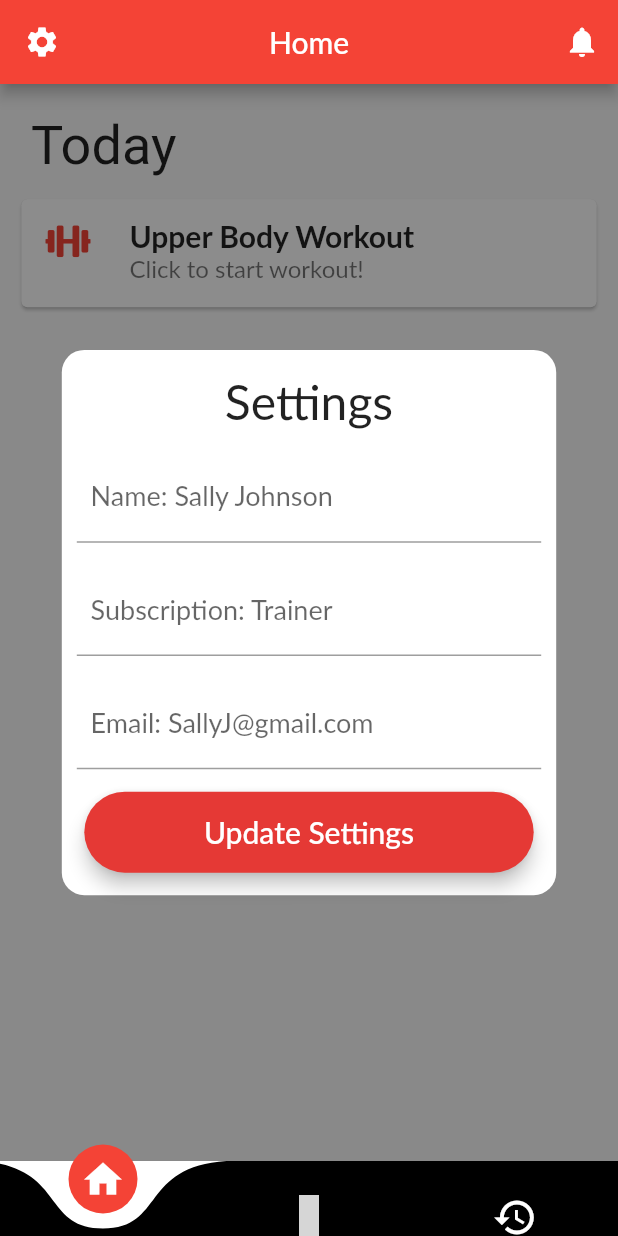
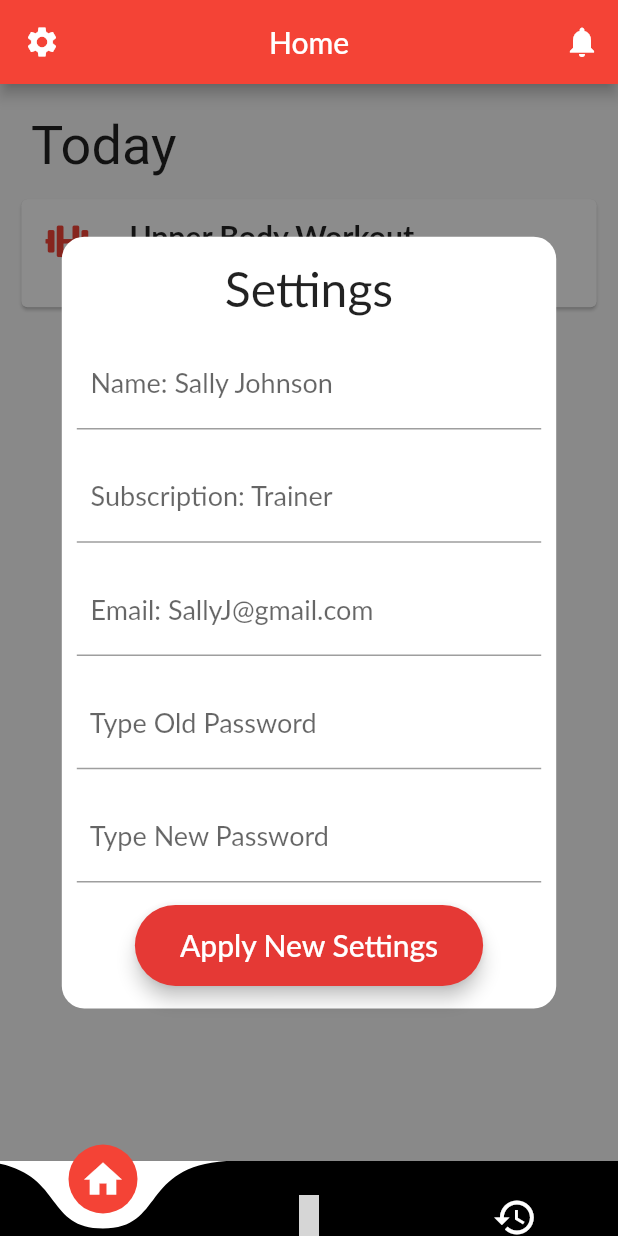
Before and after one commit to raghavauppuluri13/xcel_fitness_app, a Flutter app: the HomeScreen screen opened directly, after a tap on the "settings" icon, after a tap on "Update Settings", on a phone screen of 412 x 824 dp. Run offline on Flutter 3.47's test engine with Material 2 defaults, Android fonts, the phone set to English and light mode, and no system bars; drawn by our look-alikes of curved_navigation_bar; our stand-ins replace cloud_firestore, firebase_auth, firebase_core, flutter_icons; missing offline and left inert: alphabet_list_scroll_view, gsheets; accounts and stored records are empty; Roboto replaces fonts that are missing (Lato, Lato-Regular); grey boxes are pictures that could not be loaded.

Commit message:
Formatted Settings Screen with Cards & TextFields for Updating

```diff
--- a/lib/screens/home/settings.dart
+++ b/lib/screens/home/settings.dart
@@ -1,3 +1,4 @@
+import 'package:cloud_firestore/cloud_firestore.dart';
 import 'package:flutter/material.dart';
 import 'package:flutter/rendering.dart';
 
@@ -12,27 +13,65 @@ class SettingsTemplate extends StatefulWidget {
 }
 
 class _SettingsTemplateState extends State<SettingsTemplate> {
+  bool _wantsToChange = false;
+
+  String _firstName = 'Sally';
+  String _lastName = 'Johnson';
+  String _subscription = 'Trainer';
+  String _emailAddress = 'SallyJ@gmail.com';
+
+  void updateSettings() {
+    setState(() {
+      _wantsToChange = true;
+    });
+  }
+
+    void applySettings() {
+    setState(() {
+      //TODO: have controllers from textfields contact firebase with new settings info
+      _wantsToChange = false;
+    });
+  }
+
   Widget build(BuildContext context) {
+    double screenWidth = MediaQuery.of(context).size.width;
+    double screenHeight = MediaQuery.of(context).size.height;
 
     final updateButton = Material(
         elevation: 5.0,
         borderRadius: BorderRadius.circular(30.0),
         color: Colors.red[600],
         child: MaterialButton(
-          minWidth: MediaQuery.of(context).size.width,
+          //minWidth: MediaQuery.of(context).size.width,
           padding: EdgeInsets.fromLTRB(30.0, 15.0, 30.0, 15.0),
-          onPressed: () {},
+          onPressed: () {
+            updateSettings();
+          },
           child: Text(
             "Update Settings",
             textAlign: TextAlign.center,
-            style: TextStyle(fontFamily: 'Lato', fontSize: 20, color: Colors.white),
+            style: TextStyle(
+                fontFamily: 'Lato', fontSize: 20, color: Colors.white),
           ),
         ));
 
-    String _firstName = 'Sally';
-    String _lastName = 'Johnson';
-    String _subscription = 'Trainer';
-    String _emailAddress = 'SallyJ@gmail.com';
+        final applyButton = Material(
+        elevation: 5.0,
+        borderRadius: BorderRadius.circular(30.0),
+        color: Colors.red[600],
+        child: MaterialButton(
+          //minWidth: MediaQuery.of(context).size.width,
+          padding: EdgeInsets.fromLTRB(30.0, 15.0, 30.0, 15.0),
+          onPressed: () {
+            applySettings();
+          },
+          child: Text(
+            "Apply New Settings",
+            textAlign: TextAlign.center,
+            style: TextStyle(
+                fontFamily: 'Lato', fontSize: 20, color: Colors.white),
+          ),
+        ));
 
     return Stack(children: <Widget>[
       Container(
@@ -53,13 +92,28 @@ class _SettingsTemplateState extends State<SettingsTemplate> {
                 ),
               ),
             ),
-            SettingsField(label: "  Name: " + _firstName + " " + _lastName + "  "),
-            SettingsField(label: "  Subscription: " + _subscription + "  "),
-            SettingsField(label: "  Email: " + _emailAddress + "  "),
+            (_wantsToChange)
+                ? SettingsField(
+                    label: "  Name: " + _firstName + " " + _lastName + "  ")
+                : SettingsCard(
+                    label: "Name: " + _firstName + " " + _lastName + "  "),
+            (_wantsToChange)
+                ? SettingsField(
+                    label: "  Subscription: " + _subscription + "  ")
+                : SettingsCard(label: "Subscription: " + _subscription + "  "),
+            (_wantsToChange)
+                ? SettingsField(label: "  Email: " + _emailAddress + "  ")
+                : SettingsCard(label: _emailAddress + "  "),
+            (_wantsToChange)
+                ? SettingsField(label: "  Type Old Password")
+                : Container(),
+            (_wantsToChange)
+                ? SettingsField(label: "  Type New Password")
+                : Container(),
             Padding(
               padding: new EdgeInsets.all(15),
-              child: updateButton,
-            )
+              child: (_wantsToChange) ? applyButton : updateButton,
+            ),
           ],
         ),
       ),
@@ -77,22 +131,42 @@ class SettingsField extends StatefulWidget {
 }
 
 class _SettingsFieldState extends State<SettingsField> {
+  @override
+  Widget build(BuildContext context) {
+    return Padding(
+        padding: EdgeInsets.only(top: 15, left: 10.0, right: 10.0),
+        child: TextFormField(
+          decoration: InputDecoration(
+            labelText: widget.label,
+            labelStyle: TextStyle(fontFamily: 'Lato', fontSize: 18),
+          ),
+        ));
+  }
+}
 
+class SettingsCard extends StatefulWidget {
   @override
-    Widget build(BuildContext context) {
-      return Padding(
-              padding: EdgeInsets.only(
-                  top: 15,
-                  left: 10.0,
-                  right: 10.0),
-              child: TextField(
-                decoration: InputDecoration(
-                  labelText: widget.label,
-                  labelStyle: TextStyle(
-                      fontFamily: 'Lato',
-                      fontSize: 18),
-                ),
-                )
-            );
+  String label; // label text for textfield
+
+  SettingsCard({Key key, this.label}) : super(key: key);
+
+  _SettingsCardState createState() => _SettingsCardState();
 }
+
+class _SettingsCardState extends State<SettingsCard> {
+  @override
+  Widget build(BuildContext context) {
+    return Padding(
+      padding: EdgeInsets.only(top: 15, left: 10.0, right: 10.0),
+      child: Card(
+          child: ListTile(
+        leading: Icon(Icons.circle, color: Colors.redAccent),
+        title: Text(
+          widget.label,
+          textAlign: TextAlign.left,
+          style: new TextStyle(fontWeight: FontWeight.normal, fontSize: 18),
+        ),
+      )),
+    );
+  }
 }
```
